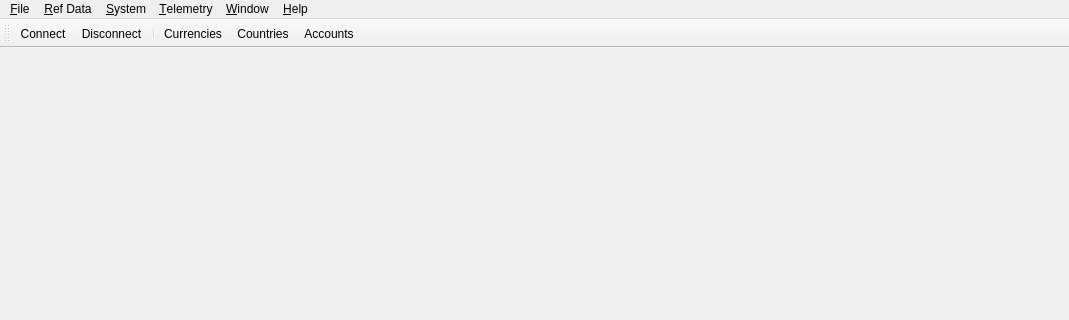
OreStudio/OreStudio, file projects/ores.qt/ui/MainWindow.ui: the form before one commit; both pictures show x 0 to 1069 and y 0 to 320 of the 1069 by 672 pixel window.
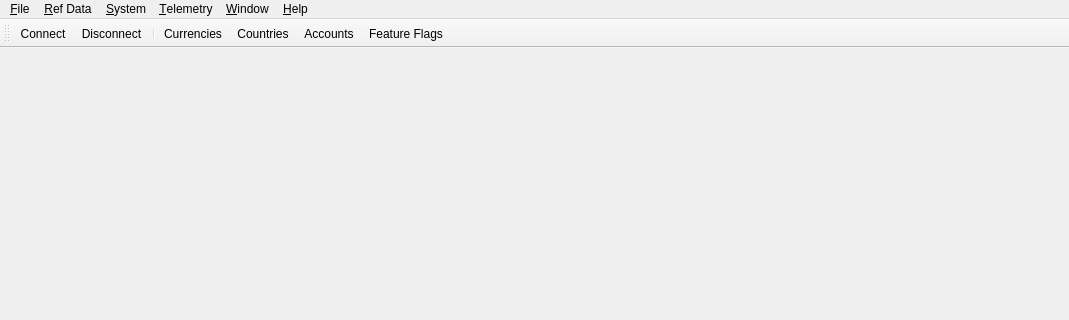
The form after the commit. Icons and pictures are not drawn.

Commit message:
[qt] Improve feature flag UI and restore Generate button
- Add flag icon to feature flag windows (list, detail, version, history)
- Add Feature Flags to main toolbar
- Change menu icon from checkmark to flag
- Rename "Feature Flag Information" to "Basic Information"
- Increase description box height for better readability
- Restore Generate button to CurrencyDetailDialog (hidden in history view)
- Use standard navigation labels: First/Previous/Next/Last
- Remove "(oldest)" suffix from First version tooltip

Diff of the .ui file:
```diff
--- a/projects/ores.qt/ui/MainWindow.ui
+++ b/projects/ores.qt/ui/MainWindow.ui
@@ -113,6 +113,7 @@
    <addaction name="CurrenciesAction"/>
    <addaction name="CountriesAction"/>
    <addaction name="ActionAccounts"/>
+   <addaction name="ActionFeatureFlags"/>
   </widget>
   <action name="ExitAction">
    <property name="text">
```
The commit also changes 9 other files.
